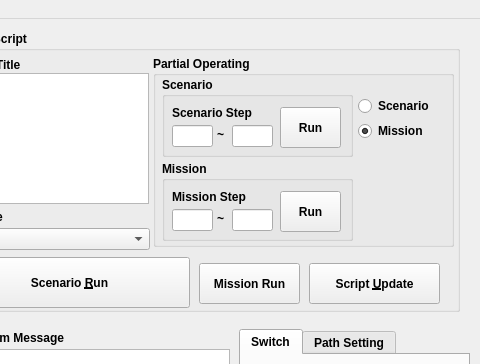
Above: EurecarURV_Dlg.ui from Jun-Hong-7794/Eurecar-URV before the change; both pictures show x 741 to 1221 and y 0 to 364 of the 1221 by 624 pixel window. Below: the same form after it.
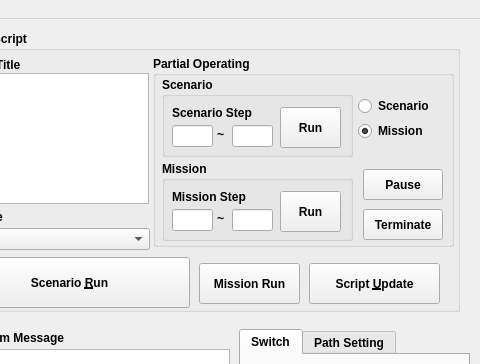
That is the form after the change. The open tabs and pages were chosen to show the change. Custom widgets are drawn as their Qt base class.

Commit message: Jun: Add Bool Value & Function on Script(Kinova Force Ctrl), Mission Pause, Terminate Function

What changed in the file:
```diff
--- a/EurecarURV_Dlg.ui
+++ b/EurecarURV_Dlg.ui
@@ -416,6 +416,32 @@
        <bool>true</bool>
       </property>
      </widget>
+     <widget class="QPushButton" name="bt_mission_pause">
+      <property name="geometry">
+       <rect>
+        <x>210</x>
+        <y>113</y>
+        <width>80</width>
+        <height>31</height>
+       </rect>
+      </property>
+      <property name="text">
+       <string>Pause</string>
+      </property>
+     </widget>
+     <widget class="QPushButton" name="bt_mission_terminate">
+      <property name="geometry">
+       <rect>
+        <x>210</x>
+        <y>153</y>
+        <width>80</width>
+        <height>31</height>
+       </rect>
+      </property>
+      <property name="text">
+       <string>Terminate</string>
+      </property>
+     </widget>
     </widget>
     <widget class="QListWidget" name="lsview_mission_title">
      <property name="geometry">
```
Left out of the diff: 2 changed lines with no effect on the pictures. The commit also changes 10 other files.
